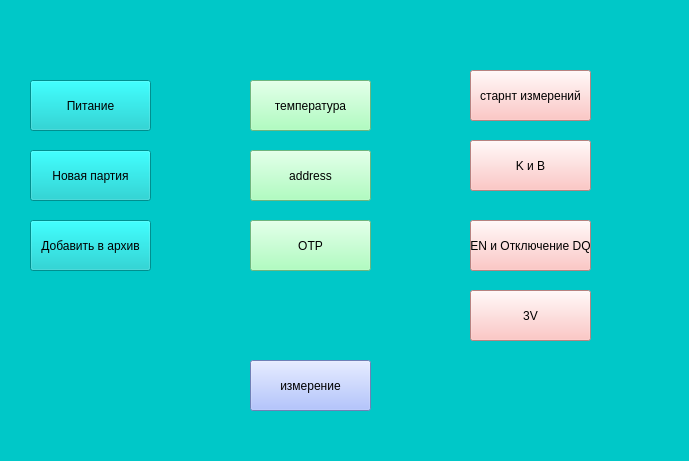
The window that program/ui/commands_OneWire_New.ui (Alekcei94/new_programator) describes before a commit, drawn with Qt 5.
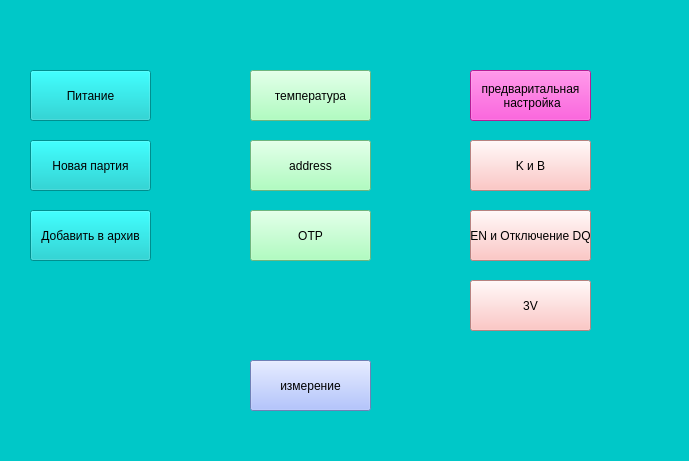
The same window after the commit.

```diff
--- a/program/ui/commands_OneWire_New.ui
+++ b/program/ui/commands_OneWire_New.ui
@@ -33,7 +33,7 @@
     <property name="geometry">
      <rect>
       <x>30</x>
-      <y>80</y>
+      <y>70</y>
       <width>121</width>
       <height>51</height>
      </rect>
@@ -49,7 +49,7 @@
     <property name="geometry">
      <rect>
       <x>30</x>
-      <y>150</y>
+      <y>140</y>
       <width>121</width>
       <height>51</height>
      </rect>
@@ -62,7 +62,7 @@
     <property name="geometry">
      <rect>
       <x>30</x>
-      <y>220</y>
+      <y>210</y>
       <width>121</width>
       <height>51</height>
      </rect>
@@ -81,17 +81,18 @@
      </rect>
     </property>
     <property name="styleSheet">
-     <string notr="true">background-color: rgb(255, 183, 180);</string>
+     <string notr="true">background-color: rgb(255, 41, 209);</string>
     </property>
     <property name="text">
-     <string>старнт измерений</string>
+     <string>предваритальная
+ настройка</string>
     </property>
    </widget>
    <widget class="QPushButton" name="readTempButton">
     <property name="geometry">
      <rect>
       <x>250</x>
-      <y>80</y>
+      <y>70</y>
       <width>121</width>
       <height>51</height>
      </rect>
@@ -107,7 +108,7 @@
     <property name="geometry">
      <rect>
       <x>250</x>
-      <y>150</y>
+      <y>140</y>
       <width>121</width>
       <height>51</height>
      </rect>
@@ -123,7 +124,7 @@
     <property name="geometry">
      <rect>
       <x>250</x>
-      <y>220</y>
+      <y>210</y>
       <width>121</width>
       <height>51</height>
      </rect>
@@ -155,7 +156,7 @@
     <property name="geometry">
      <rect>
       <x>470</x>
-      <y>290</y>
+      <y>280</y>
       <width>121</width>
       <height>51</height>
      </rect>
@@ -171,7 +172,7 @@
     <property name="geometry">
      <rect>
       <x>470</x>
-      <y>220</y>
+      <y>210</y>
       <width>121</width>
       <height>51</height>
      </rect>
```
